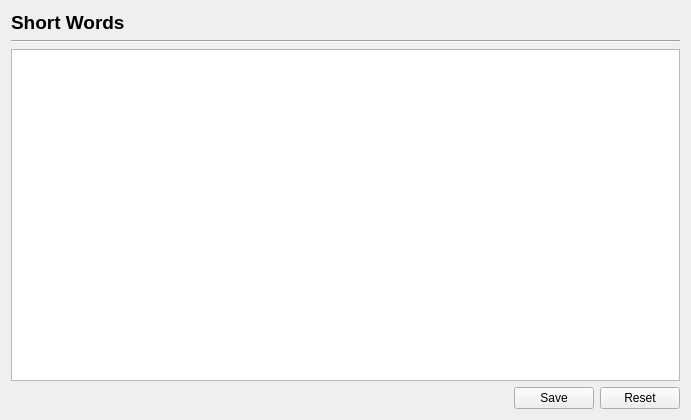
Old version of the form scribus/plugins/short-words/prefs_shortwordsbase.ui in the repository scribusproject/scribus.
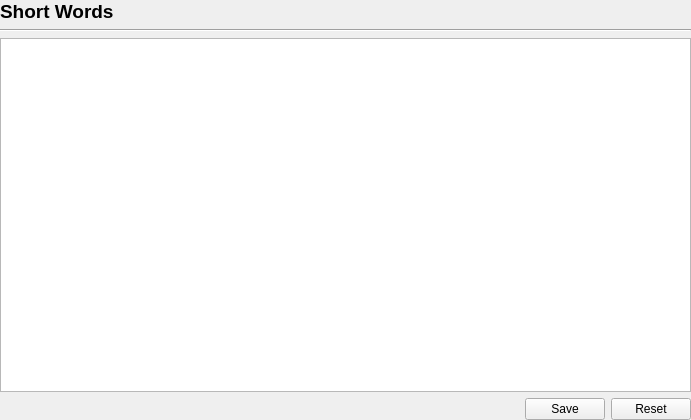
New version of the form.

```diff
--- a/scribus/plugins/short-words/prefs_shortwordsbase.ui
+++ b/scribus/plugins/short-words/prefs_shortwordsbase.ui
@@ -14,6 +14,18 @@
    <string notr="true">Form</string>
   </property>
   <layout class="QVBoxLayout" name="verticalLayout">
+   <property name="leftMargin">
+    <number>0</number>
+   </property>
+   <property name="topMargin">
+    <number>0</number>
+   </property>
+   <property name="rightMargin">
+    <number>0</number>
+   </property>
+   <property name="bottomMargin">
+    <number>0</number>
+   </property>
    <item>
     <widget class="QLabel" name="titleLabel">
      <property name="font">
```
